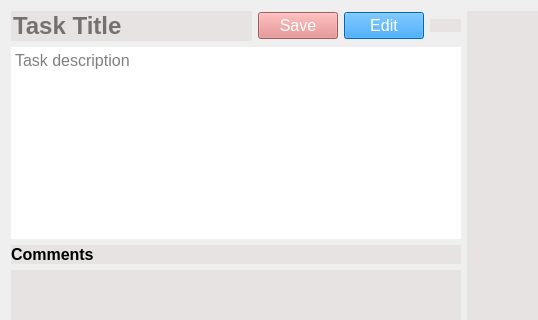
The window that task-tracker-frontend/IssueWidget.ui (Unkorunk/task-tracker) describes before a commit, drawn with Qt 5; both pictures show x 0 to 538 and y 0 to 320 of the 778 by 481 pixel window.
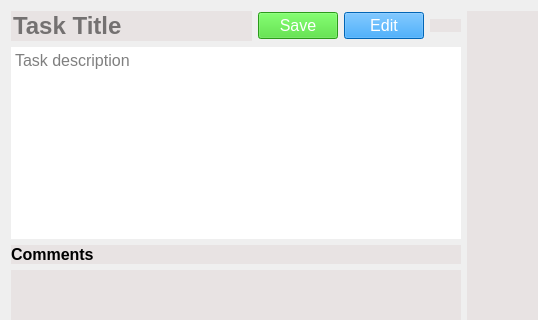
The same window after the commit. Icons and pictures are not drawn.

Commit message: remove delete btn from task item and some design fixes

```diff
--- a/task-tracker-frontend/IssueWidget.ui
+++ b/task-tracker-frontend/IssueWidget.ui
@@ -47,7 +47,7 @@
           </font>
          </property>
          <property name="styleSheet">
-          <string notr="true">background-color: rgb(226, 128, 128);
+          <string notr="true">background-color: rgb(60, 216, 36);
 color: rgb(255, 255, 255);</string>
          </property>
          <property name="text">
```
Left out of the diff: 4 changed lines with no effect on the pictures. The commit also changes 4 other files.
